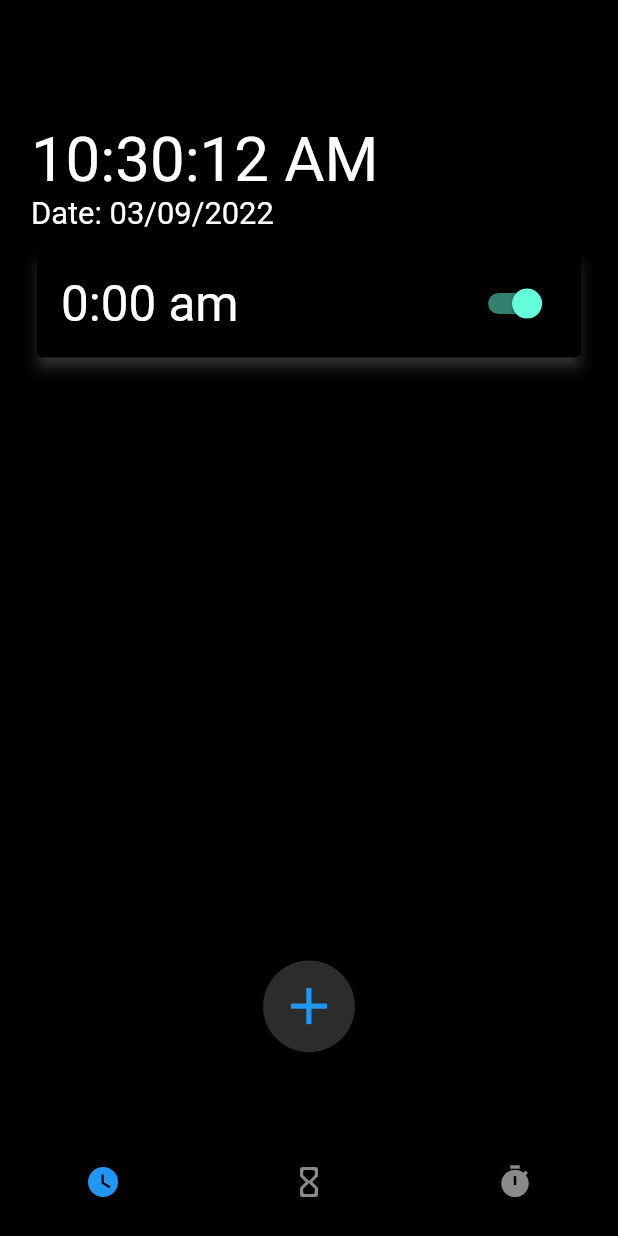
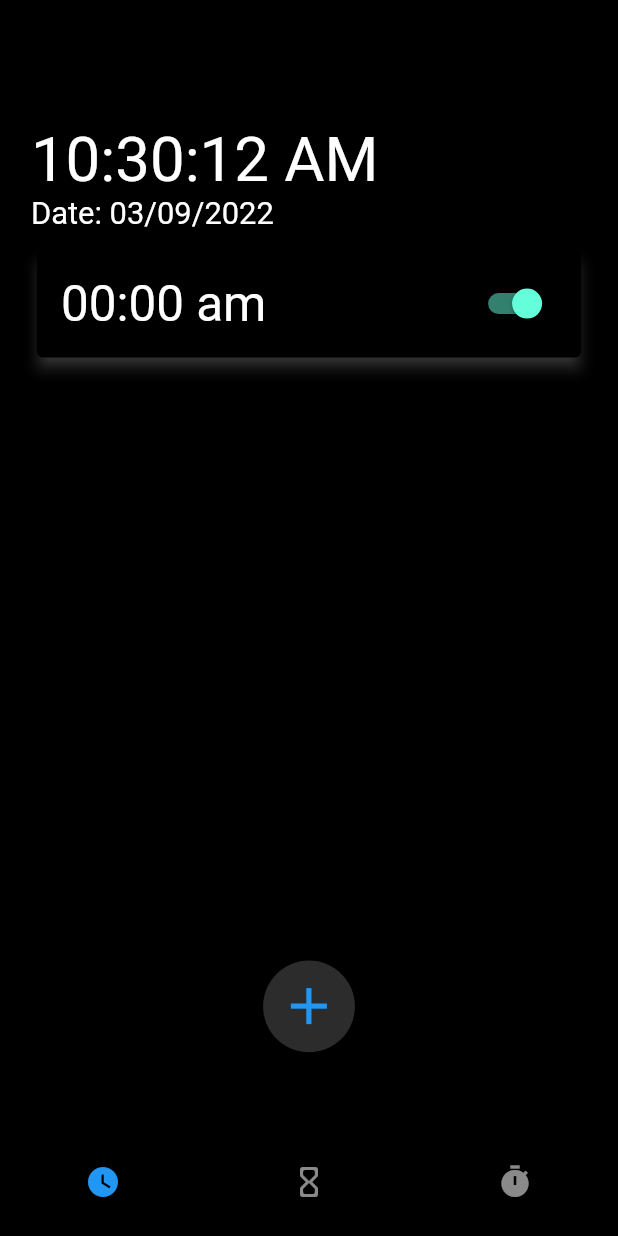
Before and after one commit to savarsri/clock_app_flutter, a Flutter app: the alarmPage screen opened directly, after a tap on the "check" icon, on a phone screen of 412 x 824 dp. Run offline on Flutter 3.47's test engine with Material 2 defaults, Android fonts, the phone set to English and light mode, and no system bars; our stand-ins replace awesome_notifications, numberpicker, step_progress_indicator; missing offline and left inert: android_alarm_manager_plus, flutter_ringtone_player.

Commit message:
Bug Fixes

```diff
--- a/lib/Functions/functions.dart
+++ b/lib/Functions/functions.dart
@@ -59,7 +59,7 @@ class functions {
     String twoDigits(int n) => n.toString().padLeft(2, "0");
     String twoDigitMinutes = twoDigits(duration.inMinutes.remainder(60));
     if (int.parse(twoDigits(duration.inHours)) / 12 >= 0) {
-      return "${(int.parse(twoDigits(duration.inHours)) % 12).toString()}:$twoDigitMinutes";
+      return "${twoDigits((int.parse(twoDigits(duration.inHours)) % 12))}:$twoDigitMinutes";
     } else {
       return "${twoDigits(duration.inHours)}:$twoDigitMinutes";
     }
--- a/lib/main.dart
+++ b/lib/main.dart
@@ -1,3 +1,4 @@
+import 'package:android_alarm_manager_plus/android_alarm_manager_plus.dart';
 import 'package:awesome_notifications/awesome_notifications.dart';
 import 'package:flutter/material.dart';
 import 'package:watch_app/home.dart';
@@ -6,6 +7,7 @@ import 'package:flutter/services.dart';
 void main() async {
   WidgetsFlutterBinding.ensureInitialized();
   notificationInit();
+  AndroidAlarmManager.initialize();
   runApp(const MyApp());
 }
 
```
